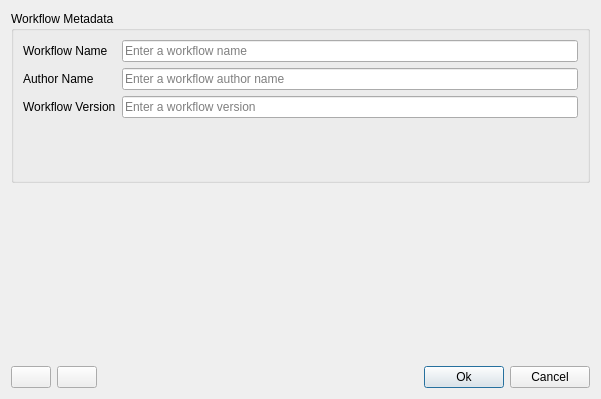
Old version of the form gui/ProductionTools/Toolboxes/QualityAssuranceToolBox/workflowSetupDialog.ui in the repository dsgoficial/DsgTools.
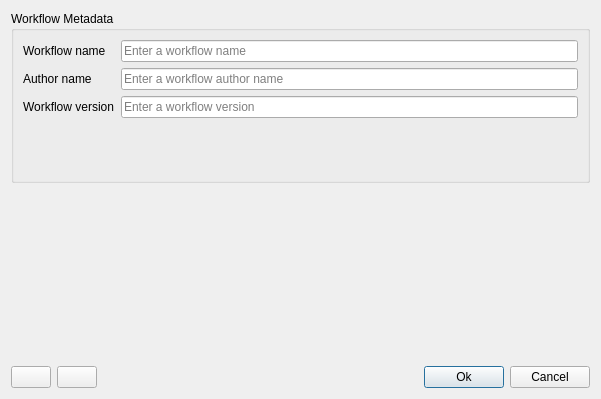
New version of the form. Icons and pictures are not drawn. Custom widgets are drawn as their Qt base class.

What changed in the file:
```diff
--- a/gui/ProductionTools/Toolboxes/QualityAssuranceToolBox/workflowSetupDialog.ui
+++ b/gui/ProductionTools/Toolboxes/QualityAssuranceToolBox/workflowSetupDialog.ui
@@ -32,14 +32,14 @@
         <item row="2" column="0">
          <widget class="QLabel" name="label_3">
           <property name="text">
-           <string>Workflow Version</string>
+           <string>Workflow version</string>
           </property>
          </widget>
         </item>
         <item row="1" column="0">
          <widget class="QLabel" name="label_2">
           <property name="text">
-           <string>Author Name</string>
+           <string>Author name</string>
           </property>
          </widget>
         </item>
@@ -53,7 +53,7 @@
         <item row="0" column="0">
          <widget class="QLabel" name="label">
           <property name="text">
-           <string>Workflow Name</string>
+           <string>Workflow name</string>
           </property>
          </widget>
         </item>
```
